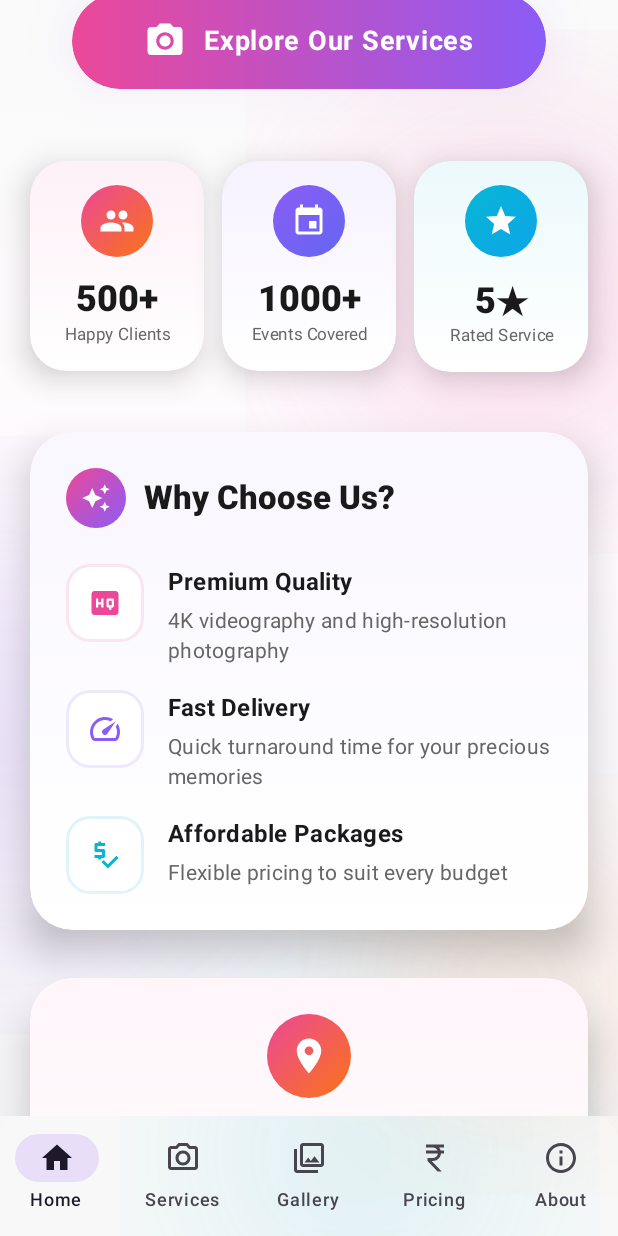
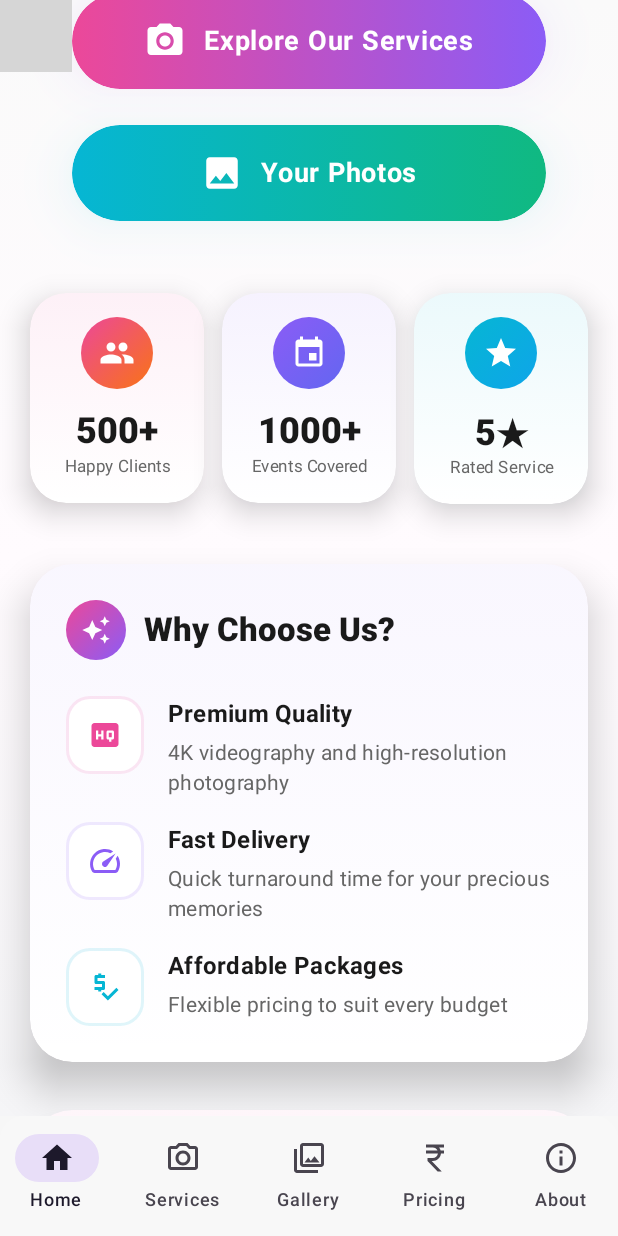
Before and after one commit to suvojeet-sengupta/Gourav-Act-Studio, an Android app built with Jetpack Compose: the HomeScreen screen opened through its navigation route, scrolled down 520 dp, on a phone screen of 412 x 824 dp. Run offline under Robolectric (Android 15) with nearby library versions, the light colour scheme and no system bars; 1 statement that could not run was skipped; grey boxes are pictures that could not be loaded.

Commit message:
feat: Implement 'Your Photos' feature

```diff
--- a/app/src/main/java/com/suvojeet/gauravactstudio/Navigation.kt
+++ b/app/src/main/java/com/suvojeet/gauravactstudio/Navigation.kt
@@ -20,6 +20,7 @@ import com.suvojeet.gauravactstudio.util.encodeURL
 
 import com.suvojeet.gauravactstudio.ui.screens.gallery.CategoryPhotosScreen
 import com.suvojeet.gauravactstudio.ui.screens.UpiPaymentScreen
+import com.suvojeet.gauravactstudio.ui.screens.YourPhotosScreen
 
 sealed class Screen(val route: String, @StringRes val title: Int? = null) {
     object Home : Screen("home", R.string.home_screen)
@@ -28,6 +29,7 @@ sealed class Screen(val route: String, @StringRes val title: Int? = null) {
     object Gallery : Screen("gallery", R.string.gallery_screen)
     object About : Screen("about", R.string.about_screen)
     object Settings : Screen("settings", R.string.settings_title)
+    object YourPhotos : Screen("your_photos", R.string.your_photos_screen)
     object Detail : Screen("detail/{mediaType}?mediaUrl={mediaUrl}") {
         fun createRoute(mediaType: String, mediaUrl: String) = "detail/$mediaType?mediaUrl=${mediaUrl.encodeURL()}"
     }
@@ -61,6 +63,9 @@ fun AppNavHost(
         composable(Screen.Settings.route) {
             SettingsScreen(navController = navController)
         }
+        composable(Screen.YourPhotos.route) {
+            YourPhotosScreen(navController = navController)
+        }
         composable(
             route = Screen.Detail.route,
             arguments = listOf(
--- a/app/src/main/java/com/suvojeet/gauravactstudio/ui/screens/HomeScreen.kt
+++ b/app/src/main/java/com/suvojeet/gauravactstudio/ui/screens/HomeScreen.kt
@@ -46,6 +46,7 @@ import androidx.compose.ui.draw.blur
 import androidx.compose.foundation.Image
 import androidx.compose.ui.res.painterResource
 import androidx.compose.ui.layout.ContentScale
+import androidx.compose.foundation.clickable
 
 @Composable
 fun HomeScreen(navController: NavController, modifier: Modifier = Modifier) {
@@ -101,7 +102,7 @@ fun HomeScreen(navController: NavController, modifier: Modifier = Modifier) {
 
             // Features with modern design
 AnimatedContent(isVisible, delay = 80) {
-                ModernFeaturesSection(isVisible)
+                ModernFeaturesSection(isVisible, navController)
             }
 
             Spacer(modifier = Modifier.height(32.dp))
@@ -266,6 +267,84 @@ fun HeroSection(isVisible: Boolean, navController: NavController) {
                         Spacer(modifier = Modifier.width(12.dp))
                         Text(
                             text = stringResource(R.string.home_explore_services),
+                            fontSize = 18.sp,
+                            fontWeight = FontWeight.Bold,
+                            color = Color.White,
+                            letterSpacing = 0.5.sp
+                        )
+                    }
+                }
+            }
+        }
+
+        Spacer(modifier = Modifier.height(24.dp))
+
+        AnimatedContent(isVisible, delay = 160) {
+            val interactionSource = remember { MutableInteractionSource() }
+            val isPressed by interactionSource.collectIsPressedAsState()
+            val scale by animateFloatAsState(
+                targetValue = if (isPressed) 0.95f else 1f,
+                animationSpec = spring(
+                    dampingRatio = Spring.DampingRatioMediumBouncy,
+                    stiffness = Spring.StiffnessLow
+                ),
+                label = "Button Scale"
+            )
+            val animatedColor1 by animateColorAsState(
+                targetValue = if (isPressed) Color(0xFF10B981) else Color(0xFF06B6D4),
+                animationSpec = tween(durationMillis = 200),
+                label = "Color1 Animation"
+            )
+            val animatedColor2 by animateColorAsState(
+                targetValue = if (isPressed) Color(0xFF06B6D4) else Color(0xFF10B981),
+                animationSpec = tween(durationMillis = 200),
+                label = "Color2 Animation"
+            )
+
+            Button(
+                onClick = {
+                    navController.navigate(Screen.YourPhotos.route)
+                },
+                interactionSource = interactionSource,
+                modifier = Modifier
+                    .height(64.dp)
+                    .fillMaxWidth(0.85f)
+                    .scale(scale)
+                    .shadow(
+                        elevation = 20.dp,
+                        shape = RoundedCornerShape(32.dp),
+                        ambientColor = Color(0xFF10B981).copy(alpha = 0.4f),
+                        spotColor = Color(0xFF06B6D4).copy(alpha = 0.4f)
+                    ),
+                shape = RoundedCornerShape(32.dp),
+                colors = ButtonDefaults.buttonColors(
+                    containerColor = Color.Transparent
+                ),
+                contentPadding = PaddingValues(0.dp)
+            ) {
+                Box(
+                    modifier = Modifier
+                        .fillMaxSize()
+                        .background(
+                            brush = Brush.horizontalGradient(
+                                colors = listOf(animatedColor1, animatedColor2)
+                            )
+                        ),
+                    contentAlignment = Alignment.Center
+                ) {
+                    Row(
+                        verticalAlignment = Alignment.CenterVertically,
+                        horizontalArrangement = Arrangement.Center
+                    ) {
+                        Icon(
+                            imageVector = Icons.Filled.Photo,
+                            contentDescription = null,
+                            modifier = Modifier.size(28.dp),
+                            tint = Color.White
+                        )
+                        Spacer(modifier = Modifier.width(12.dp))
+                        Text(
+                            text = stringResource(R.string.home_feature_your_photos_title),
                             fontSize = 18.sp,
                             fontWeight = FontWeight.Bold,
                             color = Color.White,
@@ -478,7 +557,7 @@ fun ModernStatCard(
 }
 
 @Composable
-fun ModernFeaturesSection(isVisible: Boolean) {
+fun ModernFeaturesSection(isVisible: Boolean, navController: NavController) { // Add NavController
     Card(
         modifier = Modifier
             .fillMaxWidth()
@@ -580,11 +659,14 @@ fun ModernFeatureItem(
     icon: ImageVector,
     title: String,
     description: String,
-    accentColor: Color
+    accentColor: Color,
+    onClick: (() -> Unit)? = null
 ) {
     Row(
         verticalAlignment = Alignment.Top,
-        modifier = Modifier.fillMaxWidth()
+        modifier = Modifier
+            .fillMaxWidth()
+            .let { if (onClick != null) it.clickable(onClick = onClick) else it }
     ) {
         Box(
             modifier = Modifier
--- a/app/src/main/res/values/strings.xml
+++ b/app/src/main/res/values/strings.xml
@@ -23,6 +23,8 @@
     <string name="home_feature_delivery_description">Quick turnaround time for your precious memories</string>
     <string name="home_feature_packages_title">Affordable Packages</string>
     <string name="home_feature_packages_description">Flexible pricing to suit every budget</string>
+    <string name="home_feature_your_photos_title">Your Photos</string>
+    <string name="home_feature_your_photos_description">Request your photos from a past event</string>
     <string name="contact_get_in_touch">Get In Touch</string>
     <string name="contact_description">We\'d love to hear from you! Reach out for bookings</string>
     <string name="contact_call_us">Call Us</string>
@@ -204,4 +206,5 @@
     <string name="create_your_own_package">Create Your Own Package</string>
     <string name="pay_via_upi">Pay via UPI</string>
     <string name="view_predefined_packages">View Predefined Packages</string>
+    <string name="your_photos_screen">Your Photos</string>
 </resources>
```
Also changed, not shown: app/src/main/java/com/suvojeet/gauravactstudio/ui/screens/YourPhotosScreen.kt (added, +300 -0 lines), app/src/main/java/com/suvojeet/gauravactstudio/ui/screens/YourPhotosViewModel.kt (added, +61 -0 lines), app/src/main/java/com/suvojeet/gauravactstudio/util/EmailService.kt (+50 -0 lines).
